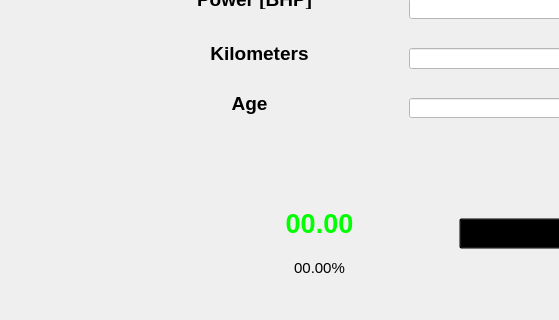
The window that main.ui (Nibba2018/Car-Resale-Evaluator) describes before a commit, drawn with Qt 5; both pictures show x 0 to 559 and y 161 to 481 of the 719 by 481 pixel window.
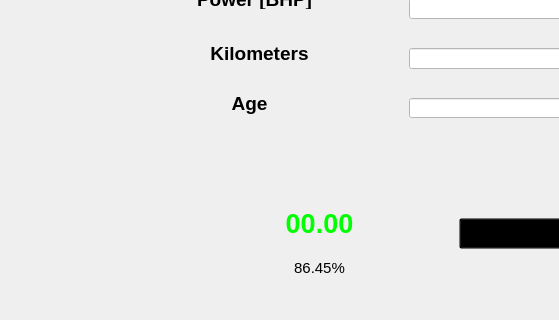
The same window after the commit. Icons and pictures are not drawn.

Commit message: completed front end

Patch:
```diff
--- a/main.ui
+++ b/main.ui
@@ -178,7 +178,7 @@
         </rect>
        </property>
        <property name="text">
-        <string>&lt;html&gt;&lt;head/&gt;&lt;body&gt;&lt;p align=&quot;center&quot;&gt;&lt;span style=&quot; font-size:11pt;&quot;&gt;00.00%&lt;/span&gt;&lt;/p&gt;&lt;/body&gt;&lt;/html&gt;</string>
+        <string>&lt;html&gt;&lt;head/&gt;&lt;body&gt;&lt;p align=&quot;center&quot;&gt;&lt;span style=&quot; font-size:11pt;&quot;&gt;86.45%&lt;/span&gt;&lt;/p&gt;&lt;/body&gt;&lt;/html&gt;</string>
        </property>
       </widget>
       <widget class="QLineEdit" name="lineEdit">
```
Left out of the diff: 18 changed lines with no effect on the pictures. The commit also changes 2 other files.
